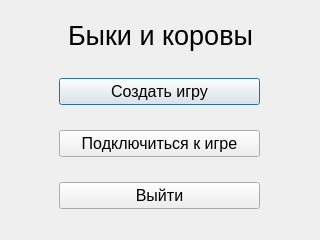
Above: mainmenu.ui from Darndaru/Bulls_and_cows before the change. Below: the same form after it.
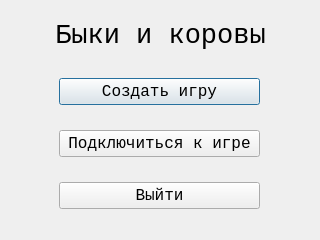
That is the form after the change.

Patch:
```diff
--- a/mainmenu.ui
+++ b/mainmenu.ui
@@ -12,6 +12,7 @@
   </property>
   <property name="font">
    <font>
+    <family>Consolas</family>
     <pointsize>12</pointsize>
    </font>
   </property>
@@ -29,6 +30,7 @@
    </property>
    <property name="font">
     <font>
+     <family>Consolas</family>
      <pointsize>20</pointsize>
     </font>
    </property>
```
